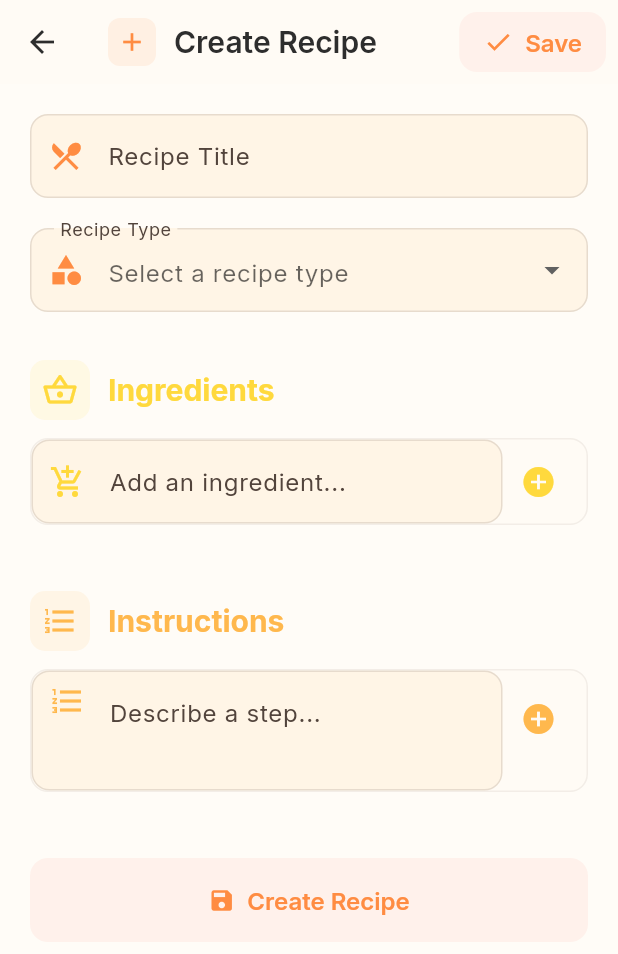
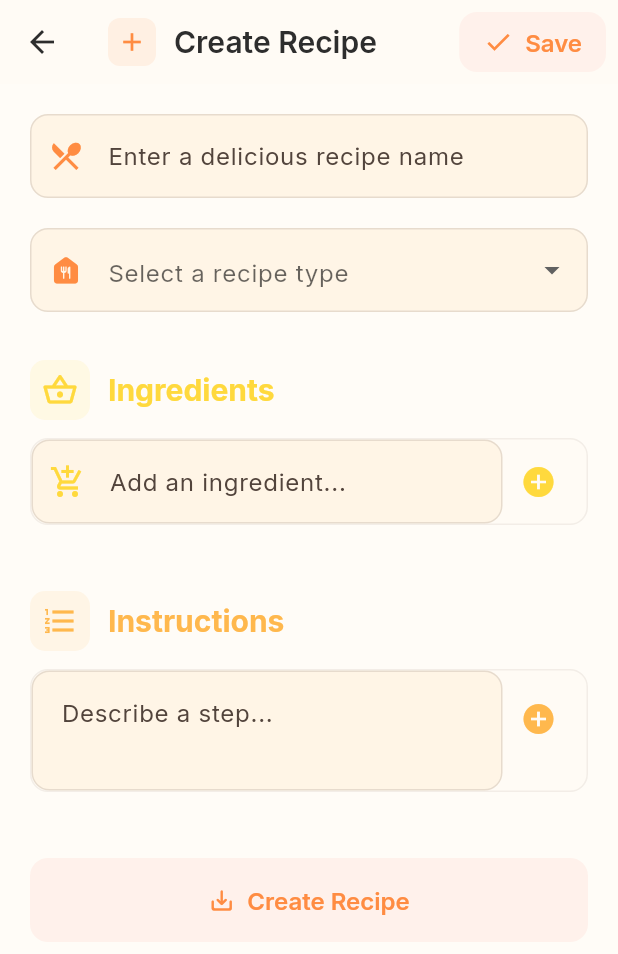
Before and after one commit to farizakif/recipeapptest, a Flutter app: the screen it shows after launch, after a tap on the "add" icon, on a phone screen of 412 x 824 dp. Shown: the top 954 px of the screen. Run offline on Flutter 3.47's test engine with Material 3 defaults, Android fonts, the phone set to English and light mode, and no system bars; drawn by our look-alikes of flutter_animate; our stand-ins replace equatable, expandable, flutter_bloc, google_fonts, shimmer, sqflite; accounts and stored records are empty.

Commit message:
-refactor code

```diff
--- a/lib/bloc/recipe/recipe_event.dart
+++ b/lib/bloc/recipe/recipe_event.dart
@@ -1,7 +1,6 @@
 import 'package:equatable/equatable.dart';
 import '../../data/models/recipe.dart';
 
-/// Recipe Events
 abstract class RecipeEvent extends Equatable {
   const RecipeEvent();
 
@@ -9,12 +8,10 @@ abstract class RecipeEvent extends Equatable {
   List<Object?> get props => [];
 }
 
-/// Load all recipes
 class LoadRecipes extends RecipeEvent {
   const LoadRecipes();
 }
 
-/// Filter recipes by type
 class FilterRecipesByType extends RecipeEvent {
   final String recipeType;
 
@@ -24,7 +21,6 @@ class FilterRecipesByType extends RecipeEvent {
   List<Object?> get props => [recipeType];
 }
 
-/// Add a new recipe
 class AddRecipe extends RecipeEvent {
   final Recipe recipe;
 
@@ -34,7 +30,6 @@ class AddRecipe extends RecipeEvent {
   List<Object?> get props => [recipe];
 }
 
-/// Update an existing recipe
 class UpdateRecipe extends RecipeEvent {
   final Recipe recipe;
 
@@ -44,7 +39,6 @@ class UpdateRecipe extends RecipeEvent {
   List<Object?> get props => [recipe];
 }
 
-/// Delete a recipe
 class DeleteRecipe extends RecipeEvent {
   final int recipeId;
 
--- a/lib/bloc/recipe/recipe_state.dart
+++ b/lib/bloc/recipe/recipe_state.dart
@@ -1,7 +1,6 @@
 import 'package:equatable/equatable.dart';
 import '../../data/models/recipe.dart';
 
-/// Recipe States
 abstract class RecipeState extends Equatable {
   const RecipeState();
 
@@ -9,17 +8,14 @@ abstract class RecipeState extends Equatable {
   List<Object?> get props => [];
 }
 
-/// Initial state
 class RecipeInitial extends RecipeState {
   const RecipeInitial();
 }
 
-/// Loading state
 class RecipeLoading extends RecipeState {
   const RecipeLoading();
 }
 
-/// Loaded state with recipes
 class RecipeLoaded extends RecipeState {
   final List<Recipe> recipes;
   final String? filterType;
@@ -30,7 +26,6 @@ class RecipeLoaded extends RecipeState {
   List<Object?> get props => [recipes, filterType];
 }
 
-/// Error state
 class RecipeError extends RecipeState {
   final String message;
 
@@ -40,7 +35,6 @@ class RecipeError extends RecipeState {
   List<Object?> get props => [message];
 }
 
-/// Recipe operation success (add, update, delete)
 class RecipeOperationSuccess extends RecipeState {
   final String message;
 
--- a/lib/core/constants/app_constants.dart
+++ b/lib/core/constants/app_constants.dart
@@ -1,13 +1,10 @@
-/// App Constants
 class AppConstants {
   static const String appName = 'Recipe App';
   static const String dbName = 'recipes.db';
   static const int dbVersion = 1;
 
-  // Table names
   static const String recipesTable = 'recipes';
 
-  // Column names
   static const String columnId = 'id';
   static const String columnTitle = 'title';
   static const String columnRecipeType = 'recipeType';
@@ -15,6 +12,5 @@ class AppConstants {
   static const String columnIngredients = 'ingredients';
   static const String columnSteps = 'steps';
 
-  // Assets
   static const String recipeTypesAsset = 'assets/recipetypes.json';
 }
--- a/lib/core/theme/app_theme.dart
+++ b/lib/core/theme/app_theme.dart
@@ -1,20 +1,19 @@
 import 'package:flutter/material.dart';
 import 'package:google_fonts/google_fonts.dart';
 
-/// App Theme Configuration
 class AppTheme {
   static ThemeData get lightTheme {
     final colorScheme = ColorScheme.fromSeed(
-      seedColor: const Color(0xFFFF8C42), // Warm orange
+      seedColor: const Color(0xFFFF8C42),
       brightness: Brightness.light,
-      primary: const Color(0xFFFF8C42), // Warm orange
-      secondary: const Color(0xFFFFB84D), // Warm yellow-orange
-      tertiary: const Color(0xFFFFD93D), // Warm yellow
-      surface: const Color(0xFFFFFBF5), // Warm off-white
-      onSurface: const Color(0xFF2D2D2D), // Soft dark gray
-      surfaceContainerHighest: const Color(0xFFFFF5E6), // Warm cream
-      primaryContainer: const Color(0xFFFFE5D4), // Light warm orange
-      secondaryContainer: const Color(0xFFFFF0D6), // Light warm yellow
+      primary: const Color(0xFFFF8C42),
+      secondary: const Color(0xFFFFB84D),
+      tertiary: const Color(0xFFFFD93D),
+      surface: const Color(0xFFFFFBF5),
+      onSurface: const Color(0xFF2D2D2D),
+      surfaceContainerHighest: const Color(0xFFFFF5E6),
+      primaryContainer: const Color(0xFFFFE5D4),
+      secondaryContainer: const Color(0xFFFFF0D6),
     );
 
     return ThemeData(
--- a/lib/core/utils/json_helper.dart
+++ b/lib/core/utils/json_helper.dart
@@ -1,22 +1,18 @@
 import 'dart:convert';
 import 'package:flutter/services.dart';
 
-/// Utility class for loading JSON assets
 class JsonHelper {
-  /// Load and parse a JSON file from assets
   static Future<Map<String, dynamic>> loadJsonAsset(String path) async {
     final String jsonString = await rootBundle.loadString(path);
     return json.decode(jsonString) as Map<String, dynamic>;
   }
 
-  /// Load recipe types from assets
   static Future<List<String>> loadRecipeTypes() async {
     try {
       final data = await loadJsonAsset('assets/recipetypes.json');
       final List<dynamic> types = data['recipeTypes'] as List<dynamic>;
       return types.map((e) => e.toString()).toList();
     } catch (e) {
-      // Return default types if asset loading fails
       return [
         'Breakfast',
         'Lunch',
--- a/lib/data/local/sqlite_helper.dart
+++ b/lib/data/local/sqlite_helper.dart
@@ -3,21 +3,18 @@ import 'package:sqflite/sqflite.dart';
 import 'package:path/path.dart';
 import '../models/recipe.dart';
 
-/// SQLite Database Helper
 class SQLiteHelper {
   static final SQLiteHelper instance = SQLiteHelper._internal();
   static Database? _database;
 
   SQLiteHelper._internal();
 
-  /// Get database instance
   Future<Database> get database async {
     if (_database != null) return _database!;
     _database = await _initDatabase();
     return _database!;
   }
 
-  /// Initialize database
   Future<Database> _initDatabase() async {
     final dbPath = await getDatabasesPath();
     final path = join(dbPath, 'recipes.db');
@@ -29,7 +26,6 @@ class SQLiteHelper {
     );
   }
 
-  /// Create tables
   Future<void> _onCreate(Database db, int version) async {
     await db.execute('''
       CREATE TABLE recipes(
@@ -42,17 +38,15 @@ class SQLiteHelper {
       )
     ''');
 
-    // Insert sample recipes
     await _insertSampleRecipes(db);
   }
 
-  /// Insert sample recipes on first launch
   Future<void> _insertSampleRecipes(Database db) async {
     final sampleRecipes = [
       Recipe(
         title: 'Classic Pancakes',
         recipeType: 'Breakfast',
-        imagePath: 'assets/default_recipe.png',
+        imagePath: '',
         ingredients: [
           '2 cups all-purpose flour',
           '2 tablespoons sugar',
@@ -74,7 +68,7 @@ class SQLiteHelper {
       Recipe(
         title: 'Caesar Salad',
         recipeType: 'Lunch',
-        imagePath: 'assets/default_recipe.png',
+        imagePath: '',
         ingredients: [
           '1 head romaine lettuce',
           '1/2 cup Caesar dressing',
@@ -94,7 +88,7 @@ class SQLiteHelper {
       Recipe(
         title: 'Spaghetti Carbonara',
         recipeType: 'Dinner',
-        imagePath: 'assets/default_recipe.png',
+        imagePath: '',
         ingredients: [
           '400g spaghetti',
           '200g pancetta or bacon',
@@ -167,20 +161,17 @@ class SQLiteHelper {
     }
   }
 
-  /// Insert a recipe
   Future<int> insertRecipe(Recipe recipe) async {
     final db = await database;
     return await db.insert('recipes', recipe.toJson());
   }
 
-  /// Get all recipes
   Future<List<Recipe>> getRecipes() async {
     final db = await database;
     final List<Map<String, dynamic>> maps = await db.query('recipes');
     return List.generate(maps.length, (i) => Recipe.fromJson(maps[i]));
   }
 
-  /// Update a recipe
   Future<int> updateRecipe(Recipe recipe) async {
     final db = await database;
     return await db.update(
@@ -191,7 +182,6 @@ class SQLiteHelper {
     );
   }
 
-  /// Delete a recipe
   Future<int> deleteRecipe(int id) async {
     final db = await database;
     return await db.delete(
@@ -201,7 +191,6 @@ class SQLiteHelper {
     );
   }
 
-  /// Get recipes by type
   Future<List<Recipe>> getRecipesByType(String type) async {
     final db = await database;
     final List<Map<String, dynamic>> maps = await db.query(
@@ -212,7 +201,11 @@ class SQLiteHelper {
     return List.generate(maps.length, (i) => Recipe.fromJson(maps[i]));
   }
 
-  /// Close database
+  Future<void> clearAllRecipes() async {
+    final db = await database;
+    await db.delete('recipes');
+  }
+
   Future<void> close() async {
     final db = await database;
     await db.close();
--- a/lib/data/models/recipe.dart
+++ b/lib/data/models/recipe.dart
@@ -1,7 +1,6 @@
 import 'dart:convert';
 import 'package:equatable/equatable.dart';
 
-/// Recipe Model
 class Recipe extends Equatable {
   final int? id;
   final String title;
@@ -19,7 +18,6 @@ class Recipe extends Equatable {
     required this.steps,
   });
 
-  /// Create Recipe from JSON (SQLite)
   factory Recipe.fromJson(Map<String, dynamic> json) {
     return Recipe(
       id: json['id'] as int?,
@@ -35,7 +33,6 @@ class Recipe extends Equatable {
     );
   }
 
-  /// Convert Recipe to JSON for SQLite
   Map<String, dynamic> toJson() {
     return {
       'id': id,
@@ -47,7 +44,6 @@ class Recipe extends Equatable {
     };
   }
 
-  /// Copy with method for updates
   Recipe copyWith({
     int? id,
     String? title,
--- a/lib/data/models/recipe_type.dart
+++ b/lib/data/models/recipe_type.dart
@@ -1,4 +1,3 @@
-/// Recipe Type Model
 class RecipeType {
   final String name;
 
--- a/lib/data/repositories/recipe_repository.dart
+++ b/lib/data/repositories/recipe_repository.dart
@@ -1,14 +1,12 @@
 import '../models/recipe.dart';
 import '../local/sqlite_helper.dart';
 
-/// Recipe Repository - handles data operations
 class RecipeRepository {
   final SQLiteHelper _dbHelper;
 
   RecipeRepository({SQLiteHelper? dbHelper})
       : _dbHelper = dbHelper ?? SQLiteHelper.instance;
 
-  /// Get all recipes
   Future<List<Recipe>> getAllRecipes() async {
     try {
       return await _dbHelper.getRecipes();
@@ -17,7 +15,6 @@ class RecipeRepository {
     }
   }
 
-  /// Get recipes by type
   Future<List<Recipe>> getRecipesByType(String type) async {
     try {
       if (type.isEmpty || type == 'All') {
@@ -29,7 +26,6 @@ class RecipeRepository {
     }
   }
 
-  /// Add a new recipe
   Future<int> addRecipe(Recipe recipe) async {
     try {
       return await _dbHelper.insertRecipe(recipe);
@@ -38,7 +34,6 @@ class RecipeRepository {
     }
   }
 
-  /// Update an existing recipe
   Future<int> updateRecipe(Recipe recipe) async {
     try {
       if (recipe.id == null) {
@@ -50,7 +45,6 @@ class RecipeRepository {
     }
   }
 
-  /// Delete a recipe
   Future<int> deleteRecipe(int id) async {
     try {
       return await _dbHelper.deleteRecipe(id);
--- a/lib/main.dart
+++ b/lib/main.dart
@@ -3,16 +3,14 @@ import 'package:flutter_bloc/flutter_bloc.dart';
 import 'bloc/recipe/recipe_bloc.dart';
 import 'core/theme/app_theme.dart';
 import 'data/repositories/recipe_repository.dart';
-import 'presentation/pages/recipe_list_page.dart';
+import 'presentation/screen/recipe_list_page.dart';
 
 void main() {
-  // Ensure Flutter bindings are initialized
   WidgetsFlutterBinding.ensureInitialized();
 
   runApp(const RecipeApp());
 }
 
-/// Main App Widget
 class RecipeApp extends StatelessWidget {
   const RecipeApp({super.key});
 
--- a/lib/presentation/pages/recipe_form_page.dart
+++ b/lib/presentation/screen/recipe_form_page.dart
@@ -6,7 +6,6 @@ import '../../bloc/recipe/recipe_event.dart';
 import '../../data/models/recipe.dart';
 import '../widgets/recipe_type_dropdown.dart';
 
-/// Recipe Form Page - Add/Edit Recipe
 class RecipeFormPage extends StatefulWidget {
   final Recipe? recipe;
 
@@ -98,7 +97,7 @@ class _RecipeFormPageState extends State<RecipeFormPage> {
         id: widget.recipe?.id,
         title: _titleController.text.trim(),
         recipeType: _selectedType!,
-        imagePath: 'assets/default_recipe.png',
+        imagePath: '',
         ingredients: _ingredients,
         steps: _steps,
       );
@@ -161,7 +160,6 @@ class _RecipeFormPageState extends State<RecipeFormPage> {
             TextFormField(
               controller: _titleController,
               decoration: InputDecoration(
-                labelText: 'Recipe Title',
                 hintText: 'Enter a delicious recipe name',
                 prefixIcon: Icon(Icons.restaurant_menu, color: colorScheme.primary),
               ),
@@ -273,10 +271,6 @@ class _RecipeFormPageState extends State<RecipeFormPage> {
                       controller: _stepController,
                       decoration: InputDecoration(
                         hintText: 'Describe a step...',
-                        prefixIcon: Padding(
-                          padding: const EdgeInsets.only(bottom: 40),
-                          child: Icon(Icons.format_list_numbered, color: colorScheme.secondary),
-                        ),
                         border: InputBorder.none,
                         contentPadding: const EdgeInsets.symmetric(
                           horizontal: 16,
@@ -314,7 +308,7 @@ class _RecipeFormPageState extends State<RecipeFormPage> {
             // Save Button
             ElevatedButton.icon(
               onPressed: _saveRecipe,
-              icon: const Icon(Icons.save),
+              icon: const Icon(Icons.save_alt_rounded),
               label: Text(_isEditing ? 'Update Recipe' : 'Create Recipe'),
               style: ElevatedButton.styleFrom(
                 padding: const EdgeInsets.symmetric(vertical: 18),
--- a/lib/presentation/pages/recipe_list_page.dart
+++ b/lib/presentation/screen/recipe_list_page.dart
@@ -9,7 +9,6 @@ import '../widgets/recipe_card.dart';
 import 'recipe_detail_page.dart';
 import 'recipe_form_page.dart';
 
-/// Recipe List Page - displays all recipes
 class RecipeListPage extends StatefulWidget {
   const RecipeListPage({super.key});
 
@@ -223,23 +222,6 @@ class _RecipeListPageState extends State<RecipeListPage> {
       padding: const EdgeInsets.symmetric(horizontal: 20.0),
       child: Column(
         crossAxisAlignment: CrossAxisAlignment.start,
-        children: [
-          Text(
-            'New Update 1.4',
-            style: Theme.of(context).textTheme.bodySmall?.copyWith(
-              color: colorScheme.primary,
-              fontWeight: FontWeight.w600,
-            ),
-          ),
-          const SizedBox(height: 8),
-          Text(
-            'What Do You Want\nTo Cook Today?',
-            style: Theme.of(context).textTheme.displaySmall?.copyWith(
-              fontWeight: FontWeight.bold,
-              height: 1.2,
-            ),
-          ),
-        ],
       ),
     );
   }
@@ -266,18 +248,15 @@ class _RecipeListPageState extends State<RecipeListPage> {
   }
 
   Widget _buildCategories(BuildContext context, ColorScheme colorScheme) {
-    return FutureBuilder<List<String>>(
-      future: JsonHelper.loadRecipeTypes(),
-      builder: (context, snapshot) {
-        final categories = snapshot.data ?? [];
+    final categories = ['All', 'Breakfast', 'Lunch', 'Dinner', 'Dessert', 'Snacks', 'Drinks'];
     final categoryIcons = {
-          'Western': Icons.lunch_dining,
-          'Bread': Icons.bakery_dining,
-          'Soup': Icons.soup_kitchen,
+      'All': Icons.grid_view,
+      'Breakfast': Icons.free_breakfast,
+      'Lunch': Icons.lunch_dining,
+      'Dinner': Icons.dinner_dining,
       'Dessert': Icons.cake,
-          'Cocktail': Icons.local_bar,
-          'Noodles': Icons.ramen_dining,
-          'Coffee': Icons.coffee,
+      'Snacks': Icons.fastfood,
+      'Drinks': Icons.local_cafe,
     };
 
     return SizedBox(
@@ -328,8 +307,6 @@ class _RecipeListPageState extends State<RecipeListPage> {
           );
         },
       ),
-        );
-      },
     );
   }
 
--- a/lib/presentation/widgets/recipe_card.dart
+++ b/lib/presentation/widgets/recipe_card.dart
@@ -2,7 +2,6 @@ import 'package:flutter/material.dart';
 import 'package:flutter_animate/flutter_animate.dart';
 import '../../data/models/recipe.dart';
 
-/// Recipe Card Widget
 class RecipeCard extends StatelessWidget {
   final Recipe recipe;
   final VoidCallback onTap;
@@ -29,30 +28,22 @@ class RecipeCard extends StatelessWidget {
           crossAxisAlignment: CrossAxisAlignment.start,
           children: [
             // Recipe Image with Gradient Overlay
+            // Recipe Image with Gradient Overlay
             Expanded(
               flex: 3,
               child: Stack(
                 children: [
-                  Container(
-                    width: double.infinity,
-                    height: double.infinity,
-                    decoration: BoxDecoration(
-                      gradient: LinearGradient(
-                        begin: Alignment.topLeft,
-                        end: Alignment.bottomRight,
-                        colors: [
-                          colorScheme.primary.withOpacity(0.8),
-                          colorScheme.secondary.withOpacity(0.6),
-                        ],
-                      ),
-                    ),
-                    child: Icon(
-                      Icons.restaurant_menu,
-                      size: 64,
-                      color: Colors.white.withOpacity(0.9),
-                    ),
-                  ),
-                  // Heart Icon
+                  recipe.imagePath.isNotEmpty
+                      ? Image.asset(
+                          'assets/${recipe.imagePath}',
+                          width: double.infinity,
+                          height: double.infinity,
+                          fit: BoxFit.cover,
+                          errorBuilder: (context, error, stackTrace) {
+                            return _buildGradientPlaceholder(colorScheme);
+                          },
+                        )
+                      : _buildGradientPlaceholder(colorScheme),
                   Positioned(
                     top: 12,
                     right: 12,
@@ -87,7 +78,6 @@ class RecipeCard extends StatelessWidget {
                 crossAxisAlignment: CrossAxisAlignment.start,
                 mainAxisSize: MainAxisSize.min,
                 children: [
-                  // Recipe Title
                   Text(
                     recipe.title,
                     style: Theme.of(context).textTheme.titleMedium?.copyWith(
@@ -99,7 +89,6 @@ class RecipeCard extends StatelessWidget {
                   ),
                   const SizedBox(height: 6),
 
-                  // Chef Info
                   Row(
                     children: [
                       Icon(
@@ -123,7 +112,6 @@ class RecipeCard extends StatelessWidget {
                   ),
                   const SizedBox(height: 8),
 
-                  // Ingredients and Steps Count
                   Row(
                     children: [
                       _buildInfoChip(
@@ -182,4 +170,26 @@ class RecipeCard extends StatelessWidget {
       ),
     );
   }
+
+  Widget _buildGradientPlaceholder(ColorScheme colorScheme) {
+    return Container(
+      width: double.infinity,
+      height: double.infinity,
+      decoration: BoxDecoration(
+        gradient: LinearGradient(
+          begin: Alignment.topLeft,
+          end: Alignment.bottomRight,
+          colors: [
+            colorScheme.primary.withOpacity(0.8),
+            colorScheme.secondary.withOpacity(0.6),
+          ],
+        ),
+      ),
+      child: Icon(
+        Icons.restaurant_menu,
+        size: 64,
+        color: Colors.white.withOpacity(0.9),
+      ),
+    );
+  }
 }
--- a/lib/presentation/widgets/recipe_type_dropdown.dart
+++ b/lib/presentation/widgets/recipe_type_dropdown.dart
@@ -1,7 +1,6 @@
 import 'package:flutter/material.dart';
 import '../../core/utils/json_helper.dart';
 
-/// Recipe Type Dropdown Widget with Future.builder
 class RecipeTypeDropdown extends StatelessWidget {
   final String? selectedType;
   final ValueChanged<String?> onChanged;
@@ -52,9 +51,8 @@ class RecipeTypeDropdown extends StatelessWidget {
         return DropdownButtonFormField<String>(
           value: selectedType,
           decoration: InputDecoration(
-            labelText: 'Recipe Type',
             hintText: 'Select a recipe type',
-            prefixIcon: Icon(Icons.category, color: colorScheme.primary),
+            prefixIcon: Icon(Icons.food_bank_rounded, color: colorScheme.primary),
           ),
           items: recipeTypes.map((String type) {
             return DropdownMenuItem<String>(
--- a/pubspec.yaml
+++ b/pubspec.yaml
@@ -1,5 +1,5 @@
 name: recipeapptest
-description: "A Flutter Recipe Application with BLoC and SQLite"
+description: "A Flutter Recipe Application"
 publish_to: 'none'
 version: 1.0.0+1
 
@@ -34,4 +34,5 @@ dev_dependencies:
 flutter:
   uses-material-design: true
   assets:
+    - assets/
     - assets/recipetypes.json
```
Also changed, not shown: lib/bloc/recipe/recipe_bloc.dart (+0 -18 lines), lib/presentation/screen/recipe_detail_page.dart (renamed from lib/presentation/pages/recipe_detail_page.dart, +23 -66 lines), 1 other file. Lines whose indentation alone changed are shown as unchanged.
